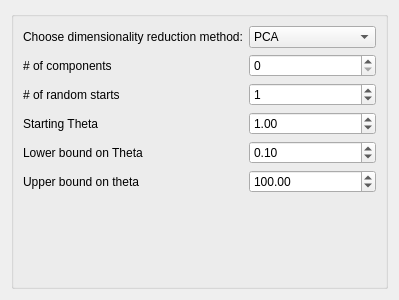
tisaconundrum2/PySAT-GUI, file ui/GP.ui: the form before one commit.
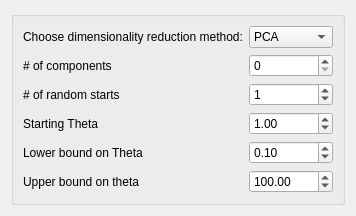
The form after the commit.

Diff of the .ui file:
```diff
--- a/ui/GP.ui
+++ b/ui/GP.ui
@@ -2,14 +2,6 @@
 <ui version="4.0">
  <class>Form</class>
  <widget class="QWidget" name="Form">
-  <property name="geometry">
-   <rect>
-    <x>0</x>
-    <y>0</y>
-    <width>399</width>
-    <height>300</height>
-   </rect>
-  </property>
   <property name="sizePolicy">
    <sizepolicy hsizetype="Ignored" vsizetype="Ignored">
     <horstretch>0</horstretch>
```
